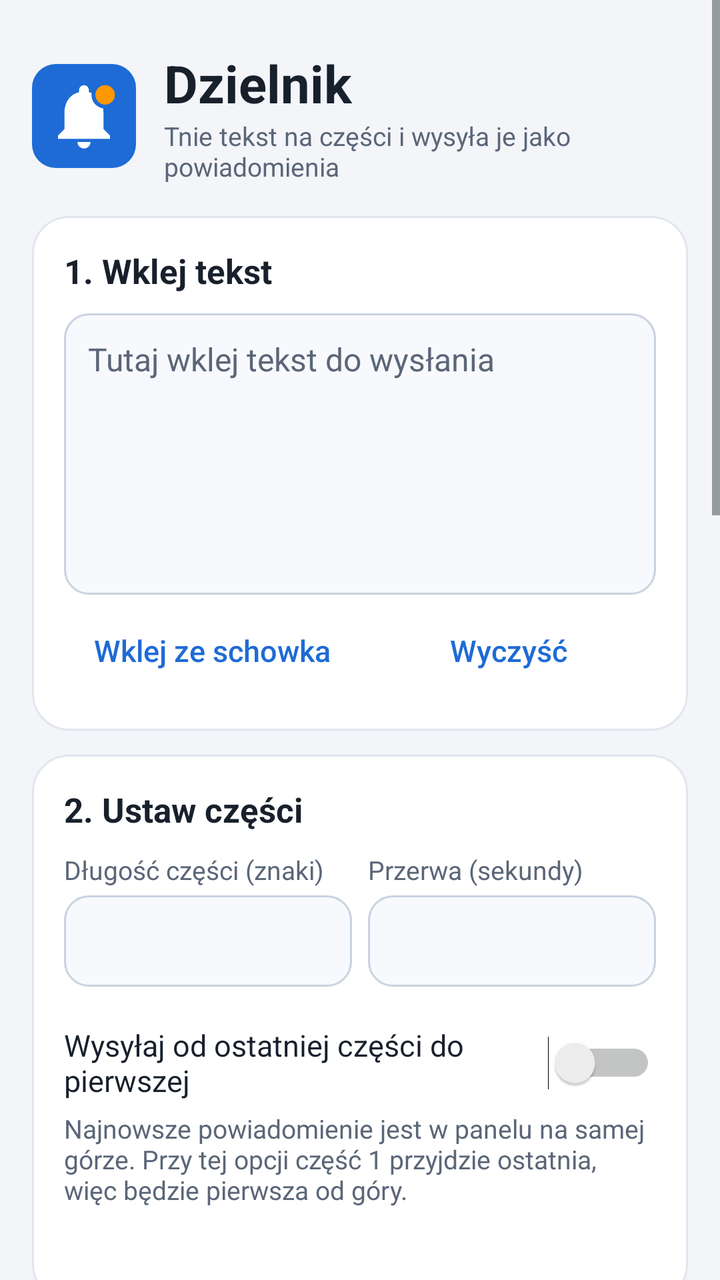
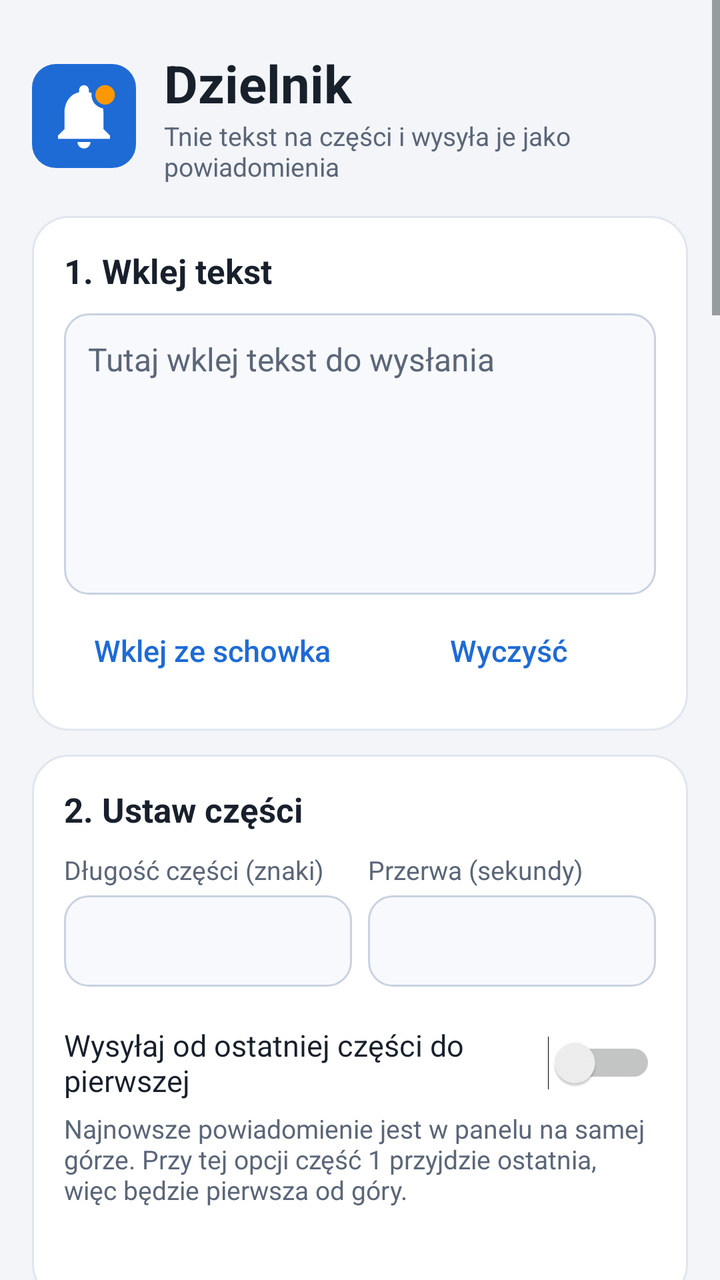

Compare the two renders of this Android layout. The source of the first and the diff that turns it into the second are given below.
<!-- AndroidManifest.xml: application theme AppTheme -->
<!-- res/layout/activity_main.xml -->
<?xml version="1.0" encoding="utf-8"?>
<ScrollView xmlns:android="http://schemas.android.com/apk/res/android"
    android:layout_width="match_parent"
    android:layout_height="match_parent"
    android:background="@color/screen_bg"
    android:fillViewport="true">

    <LinearLayout
        android:layout_width="match_parent"
        android:layout_height="wrap_content"
        android:orientation="vertical"
        android:padding="16dp">

        
        <LinearLayout
            android:layout_width="match_parent"
            android:layout_height="wrap_content"
            android:gravity="center_vertical"
            android:orientation="horizontal"
            android:paddingTop="8dp"
            android:paddingBottom="4dp">

            <ImageView
                android:layout_width="52dp"
                android:layout_height="52dp"
                android:contentDescription="Ikona Dzielnika"
                android:src="@drawable/ic_logo" />

            <LinearLayout
                android:layout_width="0dp"
                android:layout_height="wrap_content"
                android:layout_marginStart="14dp"
                android:layout_weight="1"
                android:orientation="vertical">

                <TextView
                    android:layout_width="match_parent"
                    android:layout_height="wrap_content"
                    android:text="Dzielnik"
                    android:textColor="@color/text_primary"
                    android:textSize="26sp"
                    android:textStyle="bold" />

                <TextView
                    style="@style/Hint"
                    android:layout_width="match_parent"
                    android:layout_height="wrap_content"
                    android:text="Tnie tekst na części i wysyła je jako powiadomienia" />
            </LinearLayout>
        </LinearLayout>

        
        <LinearLayout
            style="@style/Card"
            android:layout_width="match_parent"
            android:layout_height="wrap_content"
            android:layout_marginTop="12dp">

            <TextView
                style="@style/SectionTitle"
                android:layout_width="match_parent"
                android:layout_height="wrap_content"
                android:text="1. Wklej tekst" />

            <EditText
                android:id="@+id/text"
                style="@style/Input"
                android:layout_width="match_parent"
                android:layout_height="wrap_content"
                android:layout_marginTop="10dp"
                android:gravity="top|start"
                android:hint="Tutaj wklej tekst do wysłania"
                android:importantForAutofill="no"
                android:inputType="textMultiLine|textCapSentences"
                android:maxLines="10"
                android:minLines="6"
                android:scrollbars="vertical" />

            <LinearLayout
                android:layout_width="match_parent"
                android:layout_height="wrap_content"
                android:layout_marginTop="4dp"
                android:orientation="horizontal">

                <Button
                    android:id="@+id/btn_paste"
                    style="@style/TextButton"
                    android:layout_width="0dp"
                    android:layout_height="wrap_content"
                    android:layout_weight="1"
                    android:text="Wklej ze schowka" />

                <Button
                    android:id="@+id/btn_clear"
                    style="@style/TextButton"
                    android:layout_width="0dp"
                    android:layout_height="wrap_content"
                    android:layout_weight="1"
                    android:text="Wyczyść" />
            </LinearLayout>
        </LinearLayout>

        
        <LinearLayout
            style="@style/Card"
            android:layout_width="match_parent"
            android:layout_height="wrap_content"
            android:layout_marginTop="12dp">

            <TextView
                style="@style/SectionTitle"
                android:layout_width="match_parent"
                android:layout_height="wrap_content"
                android:text="2. Ustaw części" />

            <LinearLayout
                android:layout_width="match_parent"
                android:layout_height="wrap_content"
                android:layout_marginTop="10dp"
                android:orientation="horizontal">

                <LinearLayout
                    android:layout_width="0dp"
                    android:layout_height="wrap_content"
                    android:layout_marginEnd="8dp"
                    android:layout_weight="1"
                    android:orientation="vertical">

                    <TextView
                        style="@style/Hint"
                        android:layout_width="match_parent"
                        android:layout_height="wrap_content"
                        android:text="Długość części (znaki)" />

                    <EditText
                        android:id="@+id/limit"
                        style="@style/Input"
                        android:layout_width="match_parent"
                        android:layout_height="wrap_content"
                        android:layout_marginTop="4dp"
                        android:importantForAutofill="no"
                        android:inputType="number"
                        android:maxLength="4" />
                </LinearLayout>

                <LinearLayout
                    android:layout_width="0dp"
                    android:layout_height="wrap_content"
                    android:layout_weight="1"
                    android:orientation="vertical">

                    <TextView
                        style="@style/Hint"
                        android:layout_width="match_parent"
                        android:layout_height="wrap_content"
                        android:text="Przerwa (sekundy)" />

                    <EditText
                        android:id="@+id/delay"
                        style="@style/Input"
                        android:layout_width="match_parent"
                        android:layout_height="wrap_content"
                        android:layout_marginTop="4dp"
                        android:importantForAutofill="no"
                        android:inputType="numberDecimal"
                        android:maxLength="4" />
                </LinearLayout>
            </LinearLayout>

            <Switch
                android:id="@+id/sw_reverse"
                android:layout_width="match_parent"
                android:layout_height="wrap_content"
                android:layout_marginTop="14dp"
                android:minHeight="48dp"
                android:text="Wysyłaj od ostatniej części do pierwszej"
                android:textColor="@color/text_primary"
                android:textSize="15sp" />

            <TextView
                style="@style/Hint"
                android:layout_width="match_parent"
                android:layout_height="wrap_content"
                android:text="Najnowsze powiadomienie jest w panelu na samej górze. Przy tej opcji część 1 przyjdzie ostatnia, więc będzie pierwsza od góry." />

            <TextView
                android:id="@+id/preview"
                android:layout_width="match_parent"
                android:layout_height="wrap_content"
                android:layout_marginTop="12dp"
                android:textColor="@color/accent"
                android:textSize="14sp"
                android:textStyle="bold" />
        </LinearLayout>

        
        <Button
            android:id="@+id/btn_send"
            style="@style/PrimaryButton"
            android:layout_width="match_parent"
            android:layout_height="wrap_content"
            android:layout_marginTop="16dp"
            android:text="Podziel i wyślij" />

        <ProgressBar
            android:id="@+id/progress"
            style="?android:attr/progressBarStyleHorizontal"
            android:layout_width="match_parent"
            android:layout_height="wrap_content"
            android:layout_marginTop="10dp"
            android:progressTint="@color/accent"
            android:visibility="gone" />

        <TextView
            android:id="@+id/status"
            style="@style/Hint"
            android:layout_width="match_parent"
            android:layout_height="wrap_content"
            android:layout_marginTop="6dp"
            android:gravity="center"
            android:textSize="14sp" />

        
        <LinearLayout
            style="@style/Card"
            android:layout_width="match_parent"
            android:layout_height="wrap_content"
            android:layout_marginTop="16dp">

            <TextView
                style="@style/SectionTitle"
                android:layout_width="match_parent"
                android:layout_height="wrap_content"
                android:text="Gemini w powiadomieniach" />

            <TextView
                style="@style/Hint"
                android:layout_width="match_parent"
                android:layout_height="wrap_content"
                android:layout_marginTop="4dp"
                android:text="Gdy wpiszesz klucz, powiadomienia dostają przycisk „Odpowiedz”. Twoja odpowiedź razem z treścią powiadomienia idzie do Gemini, a jego odpowiedź wraca jako kolejne powiadomienia, dzielone tak samo jak tekst." />

            <TextView
                style="@style/Hint"
                android:layout_width="match_parent"
                android:layout_height="wrap_content"
                android:layout_marginTop="12dp"
                android:text="Klucz API Gemini" />

            <EditText
                android:id="@+id/gem_key"
                style="@style/Input"
                android:layout_width="match_parent"
                android:layout_height="wrap_content"
                android:layout_marginTop="4dp"
                android:hint="Wklej klucz z Google AI Studio"
                android:importantForAutofill="no"
                android:inputType="textPassword" />

            <TextView
                style="@style/Hint"
                android:layout_width="match_parent"
                android:layout_height="wrap_content"
                android:layout_marginTop="4dp"
                android:text="Klucz zapisuje się tylko w tym telefonie i jest wysyłany wyłącznie do Google." />

            <TextView
                style="@style/Hint"
                android:layout_width="match_parent"
                android:layout_height="wrap_content"
                android:layout_marginTop="12dp"
                android:text="Model" />

            <EditText
                android:id="@+id/gem_model"
                style="@style/Input"
                android:layout_width="match_parent"
                android:layout_height="wrap_content"
                android:layout_marginTop="4dp"
                android:hint="gemini-3.5-flash-lite"
                android:importantForAutofill="no"
                android:inputType="textNoSuggestions|textVisiblePassword" />

            <TextView
                style="@style/Hint"
                android:layout_width="match_parent"
                android:layout_height="wrap_content"
                android:layout_marginTop="4dp"
                android:text="Wersja Lite ma największy darmowy limit dzienny. Mocniejszy model, np. gemini-3.8-flash, odpowiada lepiej, ale darmowych pytań jest wtedy mało." />

            <Switch
                android:id="@+id/sw_reply"
                android:layout_width="match_parent"
                android:layout_height="wrap_content"
                android:layout_marginTop="10dp"
                android:minHeight="48dp"
                android:text="Przycisk „Odpowiedz” w powiadomieniach"
                android:textColor="@color/text_primary"
                android:textSize="15sp" />

            <TextView
                style="@style/Hint"
                android:layout_width="match_parent"
                android:layout_height="wrap_content"
                android:layout_marginTop="12dp"
                android:text="Zapytaj Gemini bez powiadomienia" />

            <EditText
                android:id="@+id/gem_question"
                style="@style/Input"
                android:layout_width="match_parent"
                android:layout_height="wrap_content"
                android:layout_marginTop="4dp"
                android:gravity="top|start"
                android:hint="Wpisz pytanie"
                android:importantForAutofill="no"
                android:inputType="textMultiLine|textCapSentences"
                android:maxLines="6"
                android:minLines="2"
                android:scrollbars="vertical" />

            <Button
                android:id="@+id/btn_ask"
                style="@style/SecondaryButton"
                android:layout_width="match_parent"
                android:layout_height="wrap_content"
                android:layout_marginTop="8dp"
                android:text="Zapytaj Gemini" />

            <Button
                android:id="@+id/btn_ask_notif"
                style="@style/SecondaryButton"
                android:layout_width="match_parent"
                android:layout_height="wrap_content"
                android:layout_marginTop="8dp"
                android:text="Wstaw do powiadomień pole pytania" />

            <TextView
                android:id="@+id/gem_status"
                style="@style/Hint"
                android:layout_width="match_parent"
                android:layout_height="wrap_content"
                android:layout_marginTop="10dp"
                android:textColor="@color/text_primary"
                android:textSize="14sp"
                android:visibility="gone" />

            <Button
                android:id="@+id/btn_new_chat"
                style="@style/TextButton"
                android:layout_width="match_parent"
                android:layout_height="wrap_content"
                android:layout_marginTop="4dp"
                android:text="Zacznij nową rozmowę" />
        </LinearLayout>

        
        <LinearLayout
            style="@style/Card"
            android:layout_width="match_parent"
            android:layout_height="wrap_content"
            android:layout_marginTop="16dp">

            <LinearLayout
                android:id="@+id/measure_header"
                android:layout_width="match_parent"
                android:layout_height="wrap_content"
                android:background="?android:attr/selectableItemBackground"
                android:clickable="true"
                android:focusable="true"
                android:gravity="center_vertical"
                android:minHeight="40dp"
                android:orientation="horizontal">

                <TextView
                    style="@style/SectionTitle"
                    android:layout_width="0dp"
                    android:layout_height="wrap_content"
                    android:layout_weight="1"
                    android:text="Zmierz limit powiadomienia" />

                <TextView
                    android:id="@+id/measure_toggle"
                    android:layout_width="wrap_content"
                    android:layout_height="wrap_content"
                    android:text="Pokaż"
                    android:textColor="@color/accent"
                    android:textSize="15sp"
                    android:textStyle="bold" />
            </LinearLayout>

            <LinearLayout
                android:id="@+id/measure_body"
                android:layout_width="match_parent"
                android:layout_height="wrap_content"
                android:orientation="vertical"
                android:visibility="gone">

                <TextView
                    style="@style/Hint"
                    android:layout_width="match_parent"
                    android:layout_height="wrap_content"
                    android:layout_marginTop="8dp"
                    android:text="Telefon lub zegarek pokazuje tylko początek długiego powiadomienia. Sprawdź, ile znaków się mieści:\n1. Naciśnij „Wyślij test”.\n2. Rozwiń powiadomienie i przepisz jego końcówkę razem ze średnikiem przed ostatnią liczbą, np. ;120;45\n3. Naciśnij „Oblicz długość”." />

                <LinearLayout
                    android:layout_width="match_parent"
                    android:layout_height="wrap_content"
                    android:layout_marginTop="12dp"
                    android:gravity="center_vertical"
                    android:orientation="horizontal">

                    <EditText
                        android:id="@+id/test_len"
                        style="@style/Input"
                        android:layout_width="0dp"
                        android:layout_height="wrap_content"
                        android:layout_marginEnd="8dp"
                        android:layout_weight="1"
                        android:hint="Długość testu"
                        android:importantForAutofill="no"
                        android:inputType="number"
                        android:maxLength="4" />

                    <Button
                        android:id="@+id/btn_test"
                        style="@style/SecondaryButton"
                        android:layout_width="0dp"
                        android:layout_height="wrap_content"
                        android:layout_weight="1"
                        android:text="Wyślij test" />
                </LinearLayout>

                <EditText
                    android:id="@+id/seen"
                    style="@style/Input"
                    android:layout_width="match_parent"
                    android:layout_height="wrap_content"
                    android:layout_marginTop="12dp"
                    android:hint="Końcówka, którą widzisz, np. ;120;45"
                    android:importantForAutofill="no"
                    android:inputType="textNoSuggestions|textVisiblePassword" />

                <Button
                    android:id="@+id/btn_decode"
                    style="@style/SecondaryButton"
                    android:layout_width="match_parent"
                    android:layout_height="wrap_content"
                    android:layout_marginTop="8dp"
                    android:text="Oblicz długość" />

                <TextView
                    android:id="@+id/result"
                    android:layout_width="match_parent"
                    android:layout_height="wrap_content"
                    android:layout_marginTop="10dp"
                    android:textColor="@color/text_primary"
                    android:textSize="16sp"
                    android:textStyle="bold" />

                <Button
                    android:id="@+id/btn_use"
                    style="@style/SecondaryButton"
                    android:layout_width="match_parent"
                    android:layout_height="wrap_content"
                    android:layout_marginTop="8dp"
                    android:enabled="false"
                    android:text="Ustaw jako długość części" />
            </LinearLayout>
        </LinearLayout>

        <View
            android:layout_width="match_parent"
            android:layout_height="16dp" />
    </LinearLayout>
</ScrollView>
<!-- resources referenced by this layout -->
<resources>
  <color name="accent">#1E6BD6</color>
  <color name="screen_bg">#F3F5F9</color>
  <color name="text_primary">#18202C</color>
  <style name="Card">
          <item name="android:orientation">vertical</item>
          <item name="android:background">@drawable/bg_card</item>
          <item name="android:padding">16dp</item>
      </style>
  <style name="Hint">
          <item name="android:textSize">13sp</item>
          <item name="android:textColor">@color/text_secondary</item>
      </style>
  <style name="Input">
          <item name="android:background">@drawable/bg_input</item>
          <item name="android:textColor">@color/text_primary</item>
          <item name="android:textColorHint">@color/text_secondary</item>
          <item name="android:textSize">16sp</item>
          <item name="android:padding">12dp</item>
      </style>
  <style name="SectionTitle">
          <item name="android:textSize">17sp</item>
          <item name="android:textStyle">bold</item>
          <item name="android:textColor">@color/text_primary</item>
      </style>
  <style name="TextButton" parent="android:Widget.DeviceDefault.Button.Borderless">
          <item name="android:textColor">@color/accent</item>
          <item name="android:textSize">15sp</item>
          <item name="android:textAllCaps">false</item>
      </style>
  <style name="AppTheme" parent="android:Theme.DeviceDefault.Light.NoActionBar">
          <item name="android:windowBackground">@color/screen_bg</item>
          <item name="android:statusBarColor">@color/screen_bg</item>
          <item name="android:navigationBarColor">@color/screen_bg</item>
          <item name="android:windowLightStatusBar">true</item>
          <item name="android:colorAccent">@color/accent</item>
      </style>
  <color name="icon_bg">#1E6BD6</color>
  <color name="badge">#FF9800</color>
  <!-- drawable bg_card (drawable) -->
  <?xml version="1.0" encoding="utf-8"?>
  <shape xmlns:android="http://schemas.android.com/apk/res/android"
      android:shape="rectangle">
      <solid android:color="@color/card" />
      <stroke
          android:width="1dp"
          android:color="@color/card_stroke" />
      <corners android:radius="18dp" />
  </shape>
  <color name="text_secondary">#5B6678</color>
  <!-- drawable bg_input (drawable) -->
  <?xml version="1.0" encoding="utf-8"?>
  <shape xmlns:android="http://schemas.android.com/apk/res/android"
      android:shape="rectangle">
      <solid android:color="@color/input_bg" />
      <stroke
          android:width="1dp"
          android:color="@color/input_stroke" />
      <corners android:radius="12dp" />
  </shape>
  <!-- drawable bg_btn_primary (drawable) -->
  <?xml version="1.0" encoding="utf-8"?>
  <ripple xmlns:android="http://schemas.android.com/apk/res/android"
      android:color="#33808080">
      <item>
          <shape android:shape="rectangle">
              <solid android:color="@color/accent" />
              <corners android:radius="16dp" />
          </shape>
      </item>
  </ripple>
  <color name="on_accent">#FFFFFF</color>
  <!-- drawable bg_btn_secondary (drawable) -->
  <?xml version="1.0" encoding="utf-8"?>
  <ripple xmlns:android="http://schemas.android.com/apk/res/android"
      android:color="#33808080">
      <item>
          <shape android:shape="rectangle">
              <solid android:color="@color/accent_soft" />
              <corners android:radius="12dp" />
          </shape>
      </item>
  </ripple>
  <color name="card">#FFFFFF</color>
  <color name="card_stroke">#E1E6EE</color>
  <color name="input_bg">#F7F9FC</color>
  <color name="input_stroke">#C9D2E0</color>
  <color name="accent_soft">#E3EDFB</color>
  <!-- unchanged entries left out for length: 3 -->
</resources>

<!-- the commit's change to res/layout/activity_main.xml (unified diff, before → after) -->
@@ -361,6 +361,155 @@
             android:layout_height="wrap_content"
             android:layout_marginTop="16dp">
 
+            <TextView
+                style="@style/SectionTitle"
+                android:layout_width="match_parent"
+                android:layout_height="wrap_content"
+                android:text="Odpowiadanie z zegarka (Telegram)" />
+
+            <TextView
+                style="@style/Hint"
+                android:layout_width="match_parent"
+                android:layout_height="wrap_content"
+                android:layout_marginTop="4dp"
+                android:text="Zegarek Huawei pozwala odpowiadać na powiadomienia tylko z wybranych komunikatorów, m.in. z Telegrama, więc powiadomienia Dzielnika nie dostaną na nim przycisku odpowiedzi. Dzielnik może za to pisać do Ciebie przez własnego bota w Telegramie. Odpowiadasz na zegarku, odpowiedź idzie do Gemini i wraca jako kolejna wiadomość." />
+
+            <TextView
+                style="@style/Hint"
+                android:layout_width="match_parent"
+                android:layout_height="wrap_content"
+                android:layout_marginTop="8dp"
+                android:text="1. W Telegramie otwórz @BotFather, wyślij /newbot i skopiuj token.\n2. Wklej go poniżej, otwórz swojego bota, napisz /start i naciśnij „Połącz”.\n3. Włącz nasłuch i wybierz, gdzie wysyłać części.\n4. W aplikacji Huawei Zdrowie włącz dla zegarka powiadomienia z Telegrama." />
+
+            <TextView
+                style="@style/Hint"
+                android:layout_width="match_parent"
+                android:layout_height="wrap_content"
+                android:layout_marginTop="12dp"
+                android:text="Token bota" />
+
+            <EditText
+                android:id="@+id/tg_token"
+                style="@style/Input"
+                android:layout_width="match_parent"
+                android:layout_height="wrap_content"
+                android:layout_marginTop="4dp"
+                android:hint="Token od @BotFather"
+                android:importantForAutofill="no"
+                android:inputType="textPassword" />
+
+            <TextView
+                style="@style/Hint"
+                android:layout_width="match_parent"
+                android:layout_height="wrap_content"
+                android:layout_marginTop="4dp"
+                android:text="Token zapisuje się tylko w tym telefonie. Wiadomości przechodzą przez serwery Telegrama, więc nie wysyłaj tak niczego poufnego." />
+
+            <Button
+                android:id="@+id/btn_tg_connect"
+                style="@style/SecondaryButton"
+                android:layout_width="match_parent"
+                android:layout_height="wrap_content"
+                android:layout_marginTop="8dp"
+                android:text="Połącz z botem" />
+
+            <TextView
+                android:id="@+id/tg_status"
+                style="@style/Hint"
+                android:layout_width="match_parent"
+                android:layout_height="wrap_content"
+                android:layout_marginTop="10dp"
+                android:textColor="@color/text_primary"
+                android:textSize="14sp" />
+
+            <Switch
+                android:id="@+id/sw_tg_listen"
+                android:layout_width="match_parent"
+                android:layout_height="wrap_content"
+                android:layout_marginTop="10dp"
+                android:minHeight="48dp"
+                android:text="Nasłuchuj pytań z Telegrama"
+                android:textColor="@color/text_primary"
+                android:textSize="15sp" />
+
+            <TextView
+                style="@style/Hint"
+                android:layout_width="match_parent"
+                android:layout_height="wrap_content"
+                android:text="Nasłuch działa w tle z ikoną w pasku powiadomień. Po ponownym uruchomieniu telefonu otwórz Dzielnika, a włączy się sam. Żeby odpowiedź z zegarka dochodziła też przy wygaszonym ekranie, pozwól Dzielnikowi pracować bez ograniczeń baterii." />
+
+            <Button
+                android:id="@+id/btn_battery"
+                style="@style/TextButton"
+                android:layout_width="match_parent"
+                android:layout_height="wrap_content"
+                android:layout_marginTop="4dp"
+                android:text="Bateria: pozwól na pracę w tle" />
+
+            <TextView
+                style="@style/Hint"
+                android:layout_width="match_parent"
+                android:layout_height="wrap_content"
+                android:layout_marginTop="12dp"
+                android:text="Gdzie wysyłać części tekstu i odpowiedzi Gemini" />
+
+            <RadioGroup
+                android:id="@+id/rg_dest"
+                android:layout_width="match_parent"
+                android:layout_height="wrap_content"
+                android:layout_marginTop="4dp"
+                android:orientation="vertical">
+
+                <RadioButton
+                    android:id="@+id/rb_dest_notif"
+                    android:layout_width="match_parent"
+                    android:layout_height="wrap_content"
+                    android:minHeight="44dp"
+                    android:text="Powiadomienia Dzielnika"
+                    android:textColor="@color/text_primary"
+                    android:textSize="15sp" />
+
+                <RadioButton
+                    android:id="@+id/rb_dest_tg"
+                    android:layout_width="match_parent"
+                    android:layout_height="wrap_content"
+                    android:minHeight="44dp"
+                    android:text="Telegram"
+                    android:textColor="@color/text_primary"
+                    android:textSize="15sp" />
+
+                <RadioButton
+                    android:id="@+id/rb_dest_both"
+                    android:layout_width="match_parent"
+                    android:layout_height="wrap_content"
+                    android:minHeight="44dp"
+                    android:text="Oba"
+                    android:textColor="@color/text_primary"
+                    android:textSize="15sp" />
+            </RadioGroup>
+
+            <TextView
+                style="@style/Hint"
+                android:layout_width="match_parent"
+                android:layout_height="wrap_content"
+                android:text="Odpowiedź na pytanie zadane z Telegrama wraca do Telegrama. Wybór „Oba” dodaje do tego powiadomienia Dzielnika. Bez połączonego bota wszystko idzie jak dotąd, w powiadomieniach." />
+
+            <Button
+                android:id="@+id/btn_tg_test"
+                style="@style/SecondaryButton"
+                android:layout_width="match_parent"
+                android:layout_height="wrap_content"
+                android:layout_marginTop="8dp"
+                android:text="Wyślij wiadomość testową do Telegrama" />
+        </LinearLayout>
+
+        
+        <LinearLayout
+            style="@style/Card"
+            android:layout_width="match_parent"
+            android:layout_height="wrap_content"
+            android:layout_marginTop="16dp">
+
             <LinearLayout
                 android:id="@+id/measure_header"
                 android:layout_width="match_parent"
